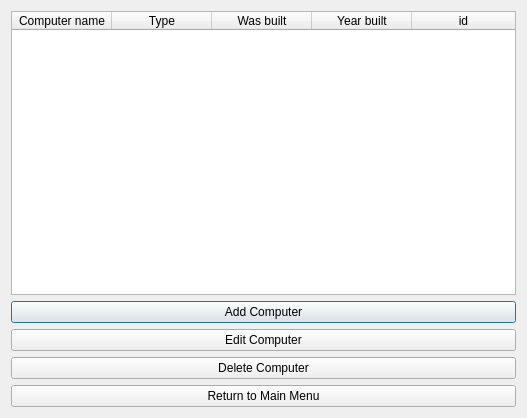
Old version of the form computerwindow.ui in the repository stefanv15/verklegtNamskeid_skil3.
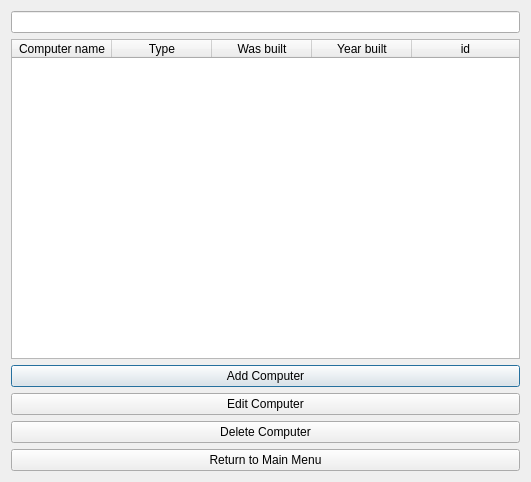
New version of the form.

What changed in the file:
```diff
--- a/computerwindow.ui
+++ b/computerwindow.ui
@@ -6,14 +6,17 @@
    <rect>
     <x>0</x>
     <y>0</y>
-    <width>523</width>
-    <height>418</height>
+    <width>531</width>
+    <height>482</height>
    </rect>
   </property>
   <property name="windowTitle">
    <string>Computer list</string>
   </property>
   <layout class="QVBoxLayout" name="verticalLayout">
+   <item>
+    <widget class="QLineEdit" name="EditSearch"/>
+   </item>
    <item>
     <widget class="QTableWidget" name="tableWidget">
      <property name="minimumSize">
```
